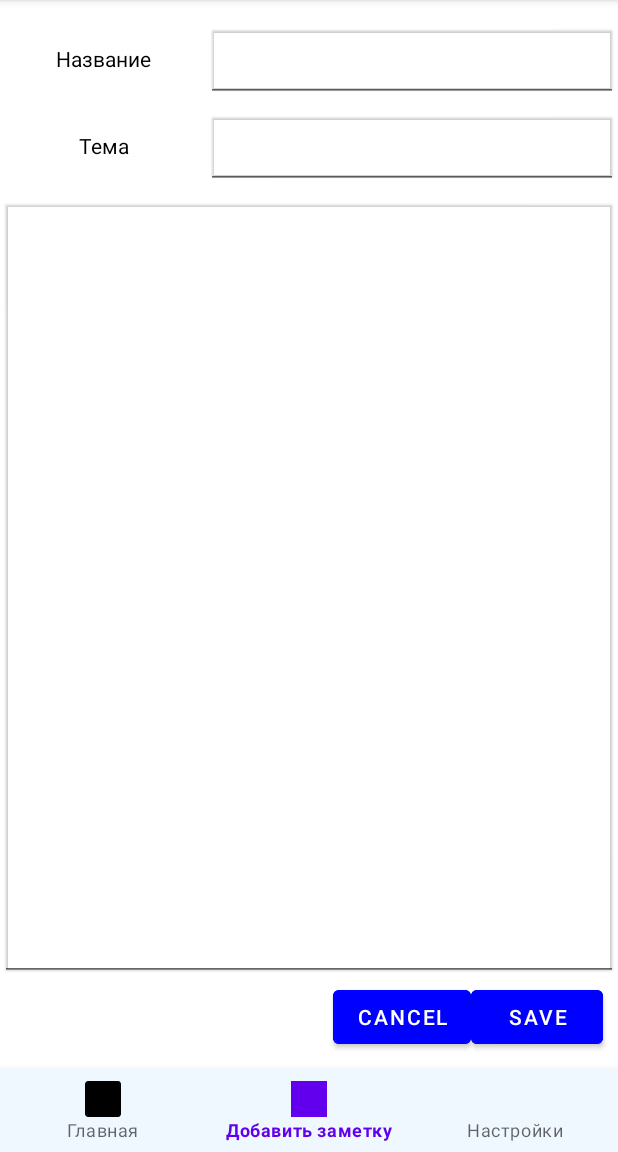
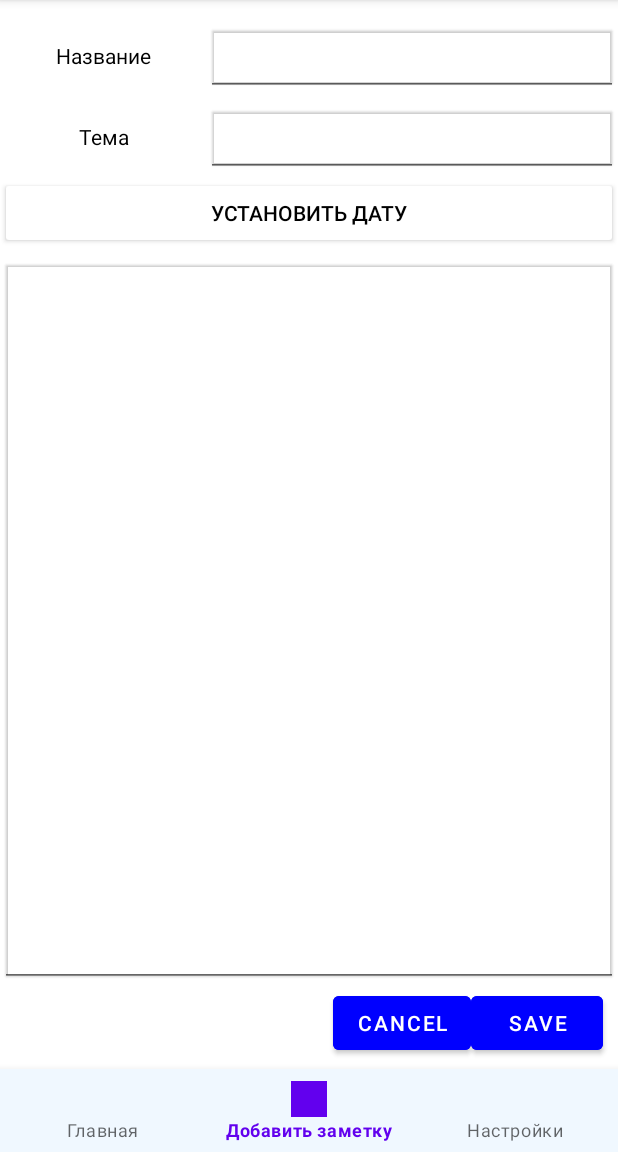
Before and after one commit to kinhit1214/NoteRestart, an Android app: the screen it shows after launch (MainActivity), item 2 of the bottom bar chosen, on a phone screen of 412 x 824 dp, the part 84-1236 px from its top. Run offline under Robolectric (Android 15) with nearby library versions, the phone set to English and light mode, and no system bars.

Commit message:
Добавил datapicker осталось сделать возм ред его

```diff
--- a/app/src/main/java/com/example/noterestart/AdapterItem.java
+++ b/app/src/main/java/com/example/noterestart/AdapterItem.java
@@ -37,8 +37,8 @@ public class AdapterItem extends RecyclerView.Adapter<AdapterItem.ItemViewHolder
     @Override
     public void onBindViewHolder(@NonNull AdapterItem.ItemViewHolder holder, int position) {
         holder.getNoteTitle().setText(notes.get(position).title);
-        holder.getNoteTheme().setText(notes.get(position).text);
-        holder.getNoteTime().setText(notes.get(position).data);
+        holder.getNoteTheme().setText(notes.get(position).theme);
+        holder.getNoteTime().setText(notes.get(position).data.toString());
     }
 
     @Override
--- a/app/src/main/java/com/example/noterestart/MainActivity.java
+++ b/app/src/main/java/com/example/noterestart/MainActivity.java
@@ -15,9 +15,12 @@ import android.widget.Toast;
 
 import com.google.android.material.bottomnavigation.BottomNavigationView;
 
-public class MainActivity extends AppCompatActivity implements NoteMainFragment.Contract, CreatNoteFragment.Contract {
+import java.util.GregorianCalendar;
+
+public class MainActivity extends AppCompatActivity implements NoteMainFragment.Contract, CreatNoteFragment.Contract, DataPickerFragment.Contract {
 
     private static final String NOTE_BOX_KEY="NOTE_BOX_KEY";
+    private static final String NOTE_CREAT_TAG = "NOTE_CREAT_TAG";
 
     NoteMainFragment noteMainFragment = new NoteMainFragment();
 
@@ -30,10 +33,13 @@ public class MainActivity extends AppCompatActivity implements NoteMainFragment.
     }
 
     public void showNote(NoteEntity note) {
+
         Bundle bundle = new Bundle();
-        bundle.putStringArray(NOTE_BOX_KEY,new String[]{note.title,note.theme,note.text});
+        bundle.putStringArray(NOTE_BOX_KEY,new String[]{note.title,note.theme,note.text,note.data});
+
         Fragment fragNote = new CreatNoteFragment();
         fragNote.setArguments(bundle);
+
         getSupportFragmentManager()
                 .beginTransaction()
                 .replace(R.id.container_fragments,fragNote)
@@ -52,7 +58,7 @@ public class MainActivity extends AppCompatActivity implements NoteMainFragment.
     private void showNoteMain() {
         getSupportFragmentManager()
                 .beginTransaction().
-                add(R.id.container_fragments,noteMainFragment)
+                replace(R.id.container_fragments,noteMainFragment)
                 .commitAllowingStateLoss();
     }
 
@@ -60,18 +66,25 @@ public class MainActivity extends AppCompatActivity implements NoteMainFragment.
         getSupportFragmentManager()
                 .beginTransaction()
                 .addToBackStack(null)
-                .replace(R.id.container_fragments,new CreatNoteFragment())
+                .replace(R.id.container_fragments,new CreatNoteFragment(),NOTE_CREAT_TAG)
                 .commitAllowingStateLoss();
     }
 
     private void showRedNote(NoteEntity note,int position) {
         Bundle bundle = new Bundle();
-        bundle.putStringArray(NOTE_BOX_KEY,new String[]{note.title,note.theme,note.text,String.valueOf(position)});
+        bundle.putStringArray(NOTE_BOX_KEY,new String[]{note.title,note.theme,note.text,note.data,String.valueOf(position)});
         Fragment fragRedNote = new CreatNoteFragment();
         fragRedNote.setArguments(bundle);
         getSupportFragmentManager()
                 .beginTransaction()
                 .replace(R.id.container_fragments,fragRedNote)
+                .commitAllowingStateLoss();
+    }
+
+    private void showDataPicker() {
+        getSupportFragmentManager()
+                .beginTransaction()
+                .replace(R.id.container_fragments,new DataPickerFragment())
                 .commitAllowingStateLoss();
     }
 
@@ -116,4 +129,19 @@ public class MainActivity extends AppCompatActivity implements NoteMainFragment.
         getSupportFragmentManager().popBackStack();
         noteMainFragment.addNote(note);
     }
+
+    @Override
+    public void onDataPicker() {
+        showDataPicker();
+    }
+
+    @Override
+    public void saveData(GregorianCalendar calendar) {
+        CreatNoteFragment noteCreat = (CreatNoteFragment) getSupportFragmentManager().findFragmentByTag(NOTE_CREAT_TAG);
+        noteCreat.setData(calendar);
+        getSupportFragmentManager()
+                .beginTransaction()
+                .replace(R.id.container_fragments,noteCreat,NOTE_CREAT_TAG)
+                .commitAllowingStateLoss();
+    }
 }
--- a/app/src/main/res/layout/fragment_creat_note.xml
+++ b/app/src/main/res/layout/fragment_creat_note.xml
@@ -43,6 +43,14 @@
             android:id="@+id/edit_theme"
             android:elevation="1dp" />
     </LinearLayout>
+    <androidx.appcompat.widget.AppCompatButton
+        android:layout_width="match_parent"
+        android:layout_height="wrap_content"
+        android:text="установить дату"
+        android:id="@+id/button_init_data"
+        android:elevation="@dimen/card_elevation"
+        android:backgroundTint="@color/white"
+        android:textColor="@color/black"/>
 
     <androidx.appcompat.widget.AppCompatMultiAutoCompleteTextView
         android:layout_width="match_parent"
--- a/app/src/main/res/layout/note.xml
+++ b/app/src/main/res/layout/note.xml
@@ -33,6 +33,7 @@
             android:layout_marginStart="@dimen/separator"
             android:text="Theme note"
             android:textSize="@dimen/text_size_theme"
+            android:singleLine="true"
             android:textColor="@color/black"/>
 
         <com.google.android.material.textview.MaterialTextView
--- a/app/src/main/res/menu/menu_bottom_line.xml
+++ b/app/src/main/res/menu/menu_bottom_line.xml
@@ -2,9 +2,8 @@
 <menu xmlns:android="http://schemas.android.com/apk/res/android"
     xmlns:app="http://schemas.android.com/apk/res-auto">
     <item android:id="@+id/title_menu"
-        android:title="Главная"
-        android:icon="@mipmap/ic_launcher"
-        />
+        android:title="Главная"/>
+
     <item android:id="@+id/creat_menu"
         android:title="Добавить заметку"
         android:icon="@drawable/ic_launcher_background"
--- a/app/src/main/res/mipmap-anydpi-v26/ic_launcher.xml
+++ /dev/null
@@ -1,5 +0,0 @@
-<?xml version="1.0" encoding="utf-8"?>
-<adaptive-icon xmlns:android="http://schemas.android.com/apk/res/android">
-    <background android:drawable="@drawable/ic_launcher_background"/>
-    <foreground android:drawable="@mipmap/ic_launcher_foreground"/>
-</adaptive-icon>
--- a/app/src/main/res/mipmap-anydpi-v26/ic_launcher_round.xml
+++ /dev/null
@@ -1,5 +0,0 @@
-<?xml version="1.0" encoding="utf-8"?>
-<adaptive-icon xmlns:android="http://schemas.android.com/apk/res/android">
-    <background android:drawable="@drawable/ic_launcher_background"/>
-    <foreground android:drawable="@mipmap/ic_launcher_foreground"/>
-</adaptive-icon>
--- a/app/src/main/res/values/strings.xml
+++ b/app/src/main/res/values/strings.xml
@@ -2,4 +2,5 @@
     <string name="app_name">NoteRestart</string>
     <!-- TODO: Remove or change this placeholder text -->
     <string name="hello_blank_fragment">Hello blank fragment</string>
+    <string name="DataString">Дата : </string>
 </resources>
```
Also changed, not shown: app/src/main/java/com/example/noterestart/CreatNoteFragment.java (+21 -3 lines), app/src/main/java/com/example/noterestart/DataPickerFragment.java (added, +69 -0 lines), app/src/main/java/com/example/noterestart/NoteEntity.java (+20 -3 lines), app/src/main/res/layout/fragment_data_picker.xml (added, +34 -0 lines).
